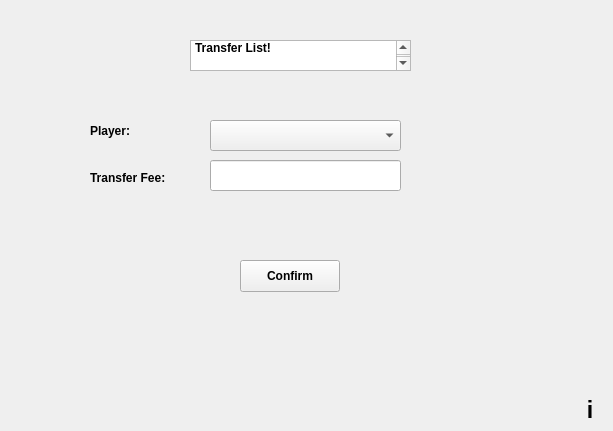
Before: the Qt Designer form addtransferlist.ui in TNT57/FootballClubManagementSystem, drawn with Qt 5.
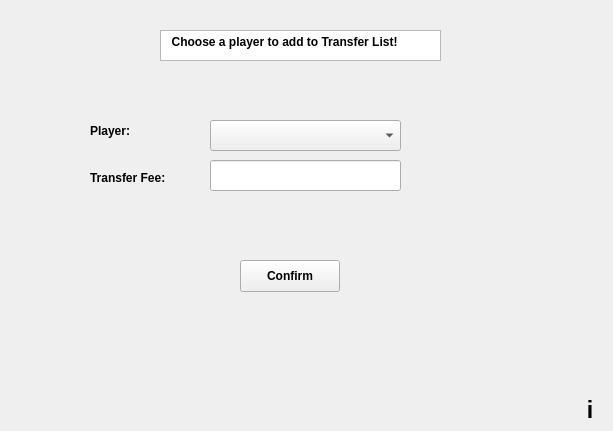
After: the same form once the commit is applied.

The edit to the form file:
```diff
--- a/addtransferlist.ui
+++ b/addtransferlist.ui
@@ -16,9 +16,9 @@
   <widget class="QPlainTextEdit" name="plainTextEdit">
    <property name="geometry">
     <rect>
-     <x>190</x>
-     <y>40</y>
-     <width>221</width>
+     <x>160</x>
+     <y>30</y>
+     <width>281</width>
      <height>31</height>
     </rect>
    </property>
```
